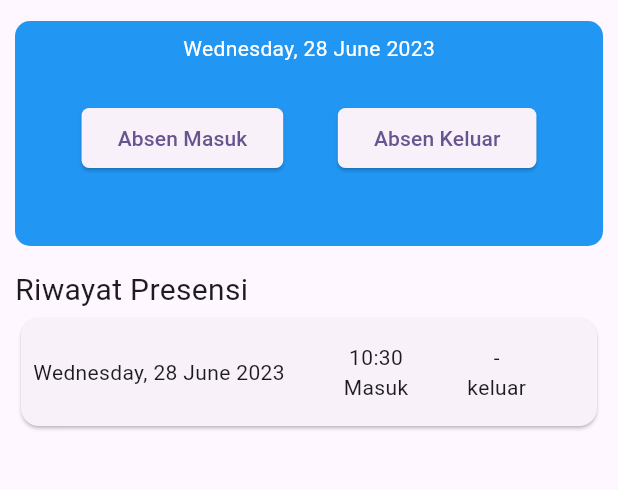
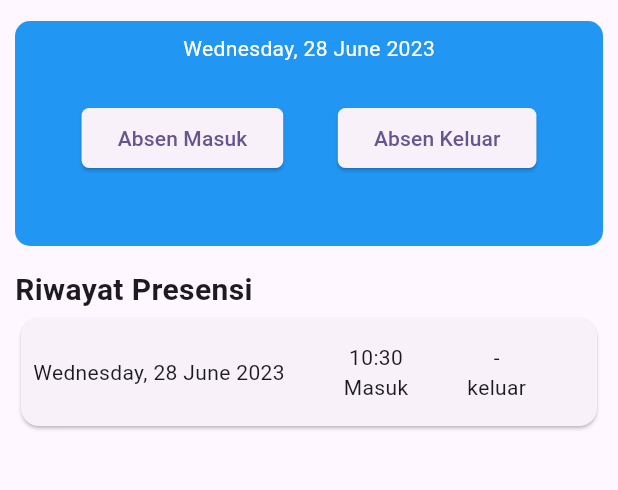
Before and after one commit to FadillaRizky/absensi_app, a Flutter app: the Absensi screen opened by its route, after a tap on "Absen Masuk", on a phone screen of 412 x 824 dp, the part 63-553 px from its top. Run offline on Flutter 3.47's test engine with Material 2 defaults, Android fonts, the phone set to English and light mode, and no system bars; our stand-ins replace date_field, flutter_easyloading, sqflite; accounts and stored records are empty.

```diff
--- a/lib/absensi.dart
+++ b/lib/absensi.dart
@@ -141,7 +141,7 @@ class _AbsensiState extends State<Absensi> {
             ),
             Text(
               "Riwayat Presensi",
-              style: TextStyle(fontSize: 20),
+              style: TextStyle(fontSize: 20,fontWeight: FontWeight.bold),
             ),
             databaseAbsensi != null
                 ? FutureBuilder<List<AbsenModel>>(
--- a/lib/main.dart
+++ b/lib/main.dart
@@ -4,6 +4,7 @@ import 'package:absensi_app/home.dart';
 import 'package:absensi_app/profile.dart';
 import 'package:flutter/material.dart';
 import 'package:flutter_easyloading/flutter_easyloading.dart';
+import 'package:intl/date_symbol_data_file.dart';
 
 import 'edit_profile.dart';
 
```
Also changed, not shown: lib/cuti.dart (+1 -16 lines), 1 other file.
